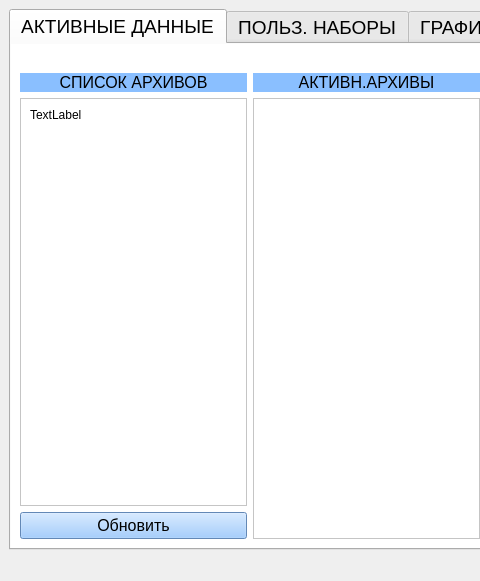
victokryl2/ARCHIVES_VIEWER, file interface.ui: the form before one commit; both pictures show x 0 to 480 and y 0 to 581 of the 965 by 581 pixel window.
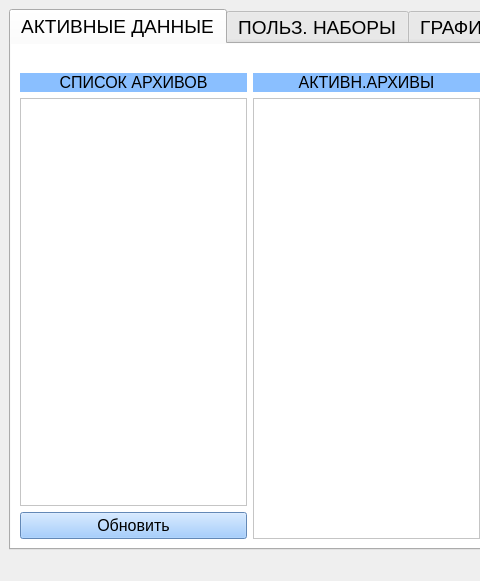
The form after the commit.

What changed in the file:
```diff
--- a/interface.ui
+++ b/interface.ui
@@ -112,21 +112,24 @@
                 </property>
                 <layout class="QVBoxLayout" name="verticalLayout_6">
                  <item>
-                  <widget class="QLabel" name="label_5">
-                   <property name="text">
-                    <string>TextLabel</string>
-                   </property>
-                  </widget>
+                  <layout class="QVBoxLayout" name="verticalLayout_7">
+                   <item>
+                    <layout class="QVBoxLayout" name="verticalLayout_8"/>
                  </item>
                  <item>
-                  <widget class="QWidget" name="widget_3" native="true">
+                    <widget class="QWidget" name="widget_5" native="true">
                    <property name="sizePolicy">
                     <sizepolicy hsizetype="Preferred" vsizetype="Expanding">
                      <horstretch>0</horstretch>
                      <verstretch>0</verstretch>
                     </sizepolicy>
                    </property>
-                  </widget>
+                     <property name="styleSheet">
+                      <string notr="true">background-color: rgb(255, 255, 255);</string>
+                     </property>
+                    </widget>
+                   </item>
+                  </layout>
                  </item>
                 </layout>
                </widget>
```
Lines whose indentation alone changed are shown as unchanged.
